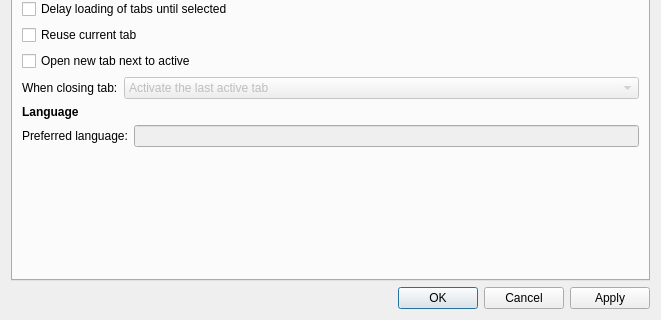
Above: src/ui/PreferencesDialog.ui from OtterBrowser/otter-browser before the change; both pictures show x 0 to 661 and y 263 to 583 of the 661 by 583 pixel window. Below: the same form after it.
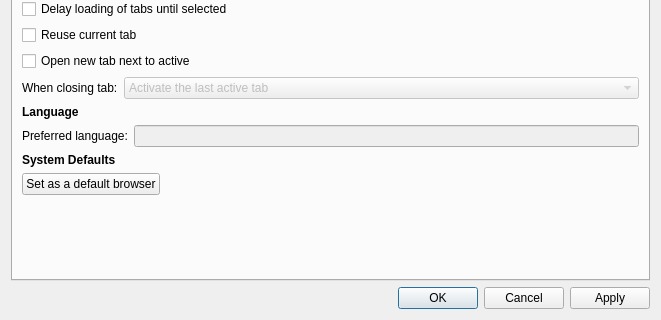
That is the form after the change. Custom widgets are drawn as their Qt base class.

Commit message: Add "set as default browser" support for Windows

Patch:
```diff
--- a/src/ui/PreferencesDialog.ui
+++ b/src/ui/PreferencesDialog.ui
@@ -286,6 +286,53 @@
          </item>
         </layout>
        </item>
+       <item>
+        <widget class="QLabel" name="systemDefaultsHeader">
+         <property name="font">
+          <font>
+           <weight>75</weight>
+           <bold>true</bold>
+          </font>
+         </property>
+         <property name="text">
+          <string>System Defaults</string>
+         </property>
+        </widget>
+       </item>
+       <item>
+        <layout class="QHBoxLayout" name="systemDefaultsLayout">
+         <property name="sizeConstraint">
+          <enum>QLayout::SetMinimumSize</enum>
+         </property>
+         <item>
+          <widget class="QPushButton" name="setDefaultButton">
+           <property name="text">
+            <string>Set as a default browser</string>
+           </property>
+          </widget>
+         </item>
+         <item>
+          <widget class="QLabel" name="systemDefaultLabel">
+           <property name="text">
+            <string/>
+           </property>
+          </widget>
+         </item>
+         <item>
+          <spacer name="systemDefaultSpacer">
+           <property name="orientation">
+            <enum>Qt::Horizontal</enum>
+           </property>
+           <property name="sizeHint" stdset="0">
+            <size>
+             <width>40</width>
+             <height>20</height>
+            </size>
+           </property>
+          </spacer>
+         </item>
+        </layout>
+       </item>
        <item>
         <spacer name="generalSpacer">
          <property name="orientation">
```
The commit also changes 9 other files.
